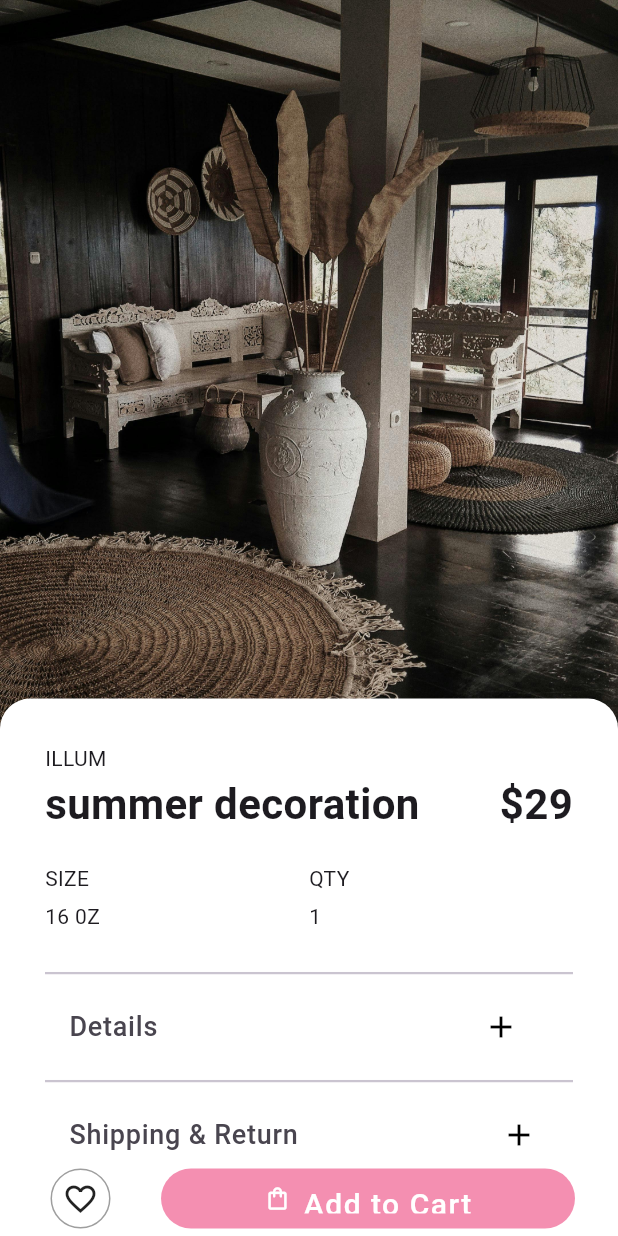
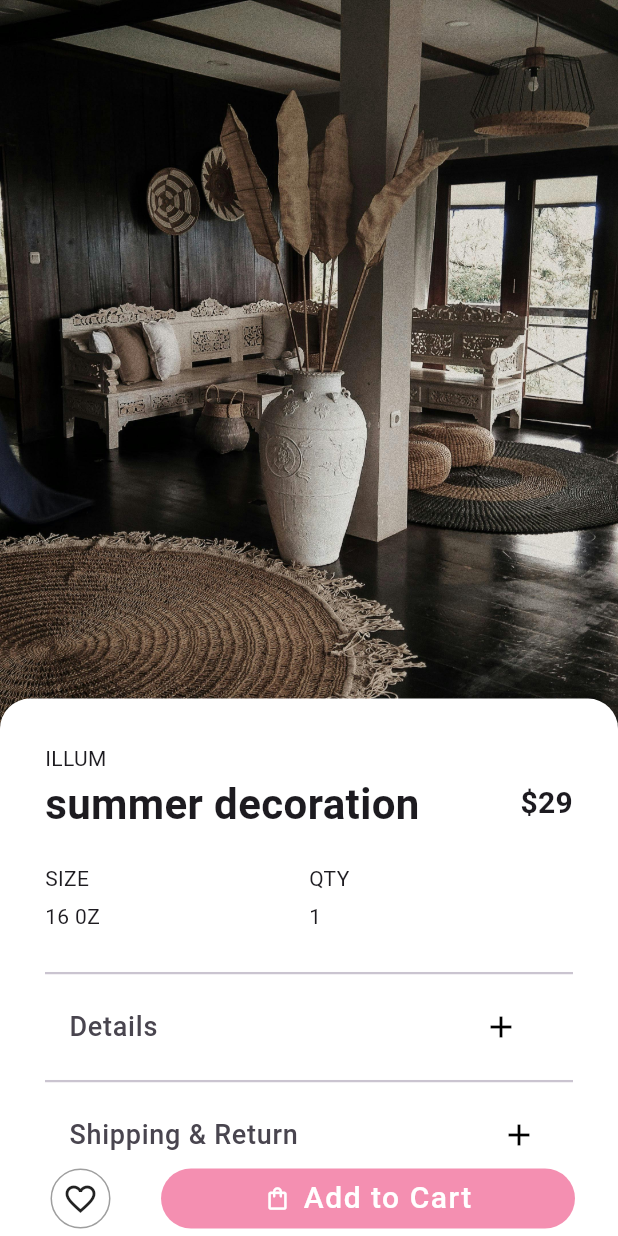
Before and after one commit to niju646/app-demo, a Flutter app: the screen it shows after launch, after a tap on "summer decoration", on a phone screen of 412 x 824 dp. Run offline on Flutter 3.47's test engine with Material 3 defaults, Android fonts, the phone set to English and light mode, and no system bars.

```diff
--- a/lib/DetailsPage.dart
+++ b/lib/DetailsPage.dart
@@ -52,7 +52,7 @@
                           children: [
                             Text("$title",style: TextStyle(
                               fontWeight: FontWeight.bold,fontSize: 28),),
-                            Text("\$$price",style: TextStyle(fontWeight: FontWeight.bold,fontSize: 28),)
+                            Text("\$$price",style: TextStyle(fontWeight: FontWeight.bold,fontSize: 20),)
 
                           ],
                         ),
@@ -110,11 +110,13 @@
                       ),
                       ),
                       TextButton.icon(
+
                         style: TextButton.styleFrom(
+
                           backgroundColor: Colors.pink[200],
                           shape: StadiumBorder(),
 
-                          padding: EdgeInsets.symmetric(horizontal: MediaQuery.of(context).size.width/6,vertical: 10),
+                          padding: EdgeInsets.symmetric(horizontal: MediaQuery.of(context).size.width/6,vertical:5),
                         ),
                         onPressed: (){},
                       label: Text("Add to Cart",style: TextStyle(color: Colors.white,fontSize: 20,
```
